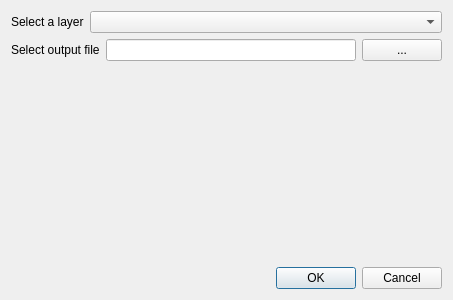
DodoIta/beedip, file export_to_gpkg_dialog_base.ui: the form before one commit.
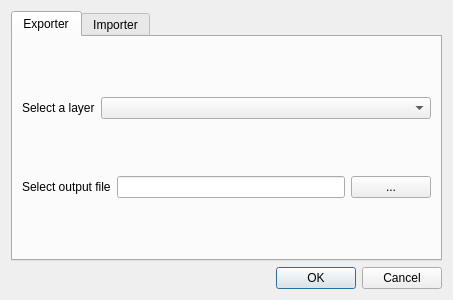
The form after the commit. The open tabs and pages were chosen to show the change.

Commit message: added tab widget

```diff
--- a/export_to_gpkg_dialog_base.ui
+++ b/export_to_gpkg_dialog_base.ui
@@ -15,6 +15,16 @@
   </property>
   <layout class="QVBoxLayout" name="verticalLayout">
    <item>
+    <widget class="QTabWidget" name="tabWidget">
+     <property name="currentIndex">
+      <number>1</number>
+     </property>
+     <widget class="QWidget" name="exporter">
+      <attribute name="title">
+       <string>Exporter</string>
+      </attribute>
+      <layout class="QVBoxLayout" name="verticalLayout_2">
+       <item>
     <layout class="QHBoxLayout" name="horizontalLayout">
      <item>
       <widget class="QLabel" name="label">
@@ -55,6 +65,15 @@
       </widget>
      </item>
     </layout>
+       </item>
+      </layout>
+     </widget>
+     <widget class="QWidget" name="tab_4">
+      <attribute name="title">
+       <string>Importer</string>
+      </attribute>
+     </widget>
+    </widget>
    </item>
    <item alignment="Qt::AlignRight|Qt::AlignBottom">
     <widget class="QDialogButtonBox" name="button_box">
```
Lines whose indentation alone changed are shown as unchanged.
